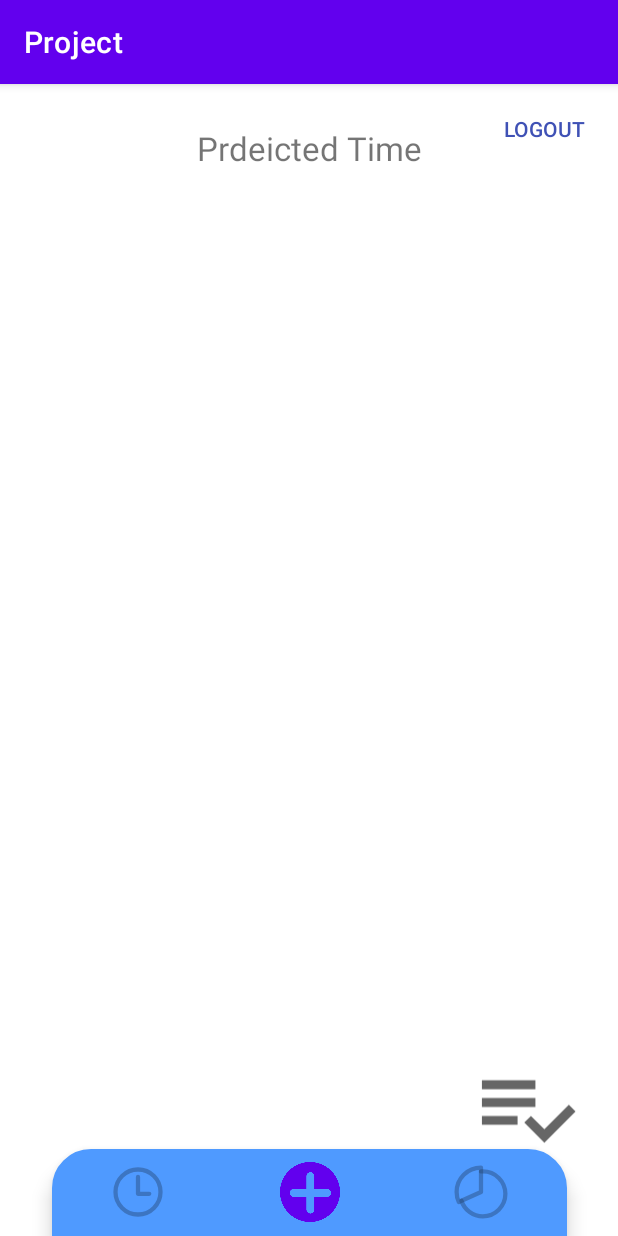
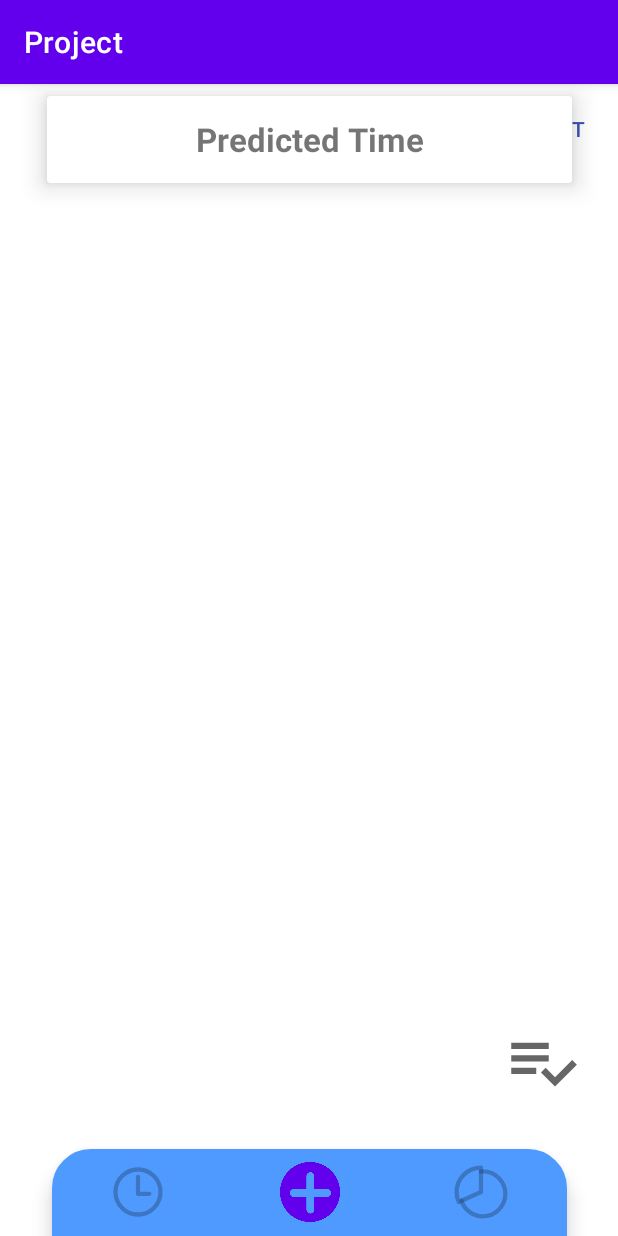
Before and after one commit to vansh482/Padh.Le, an Android app: the screen it shows after launch once a user with an empty profile is signed in (MainActivity), on a phone screen of 412 x 824 dp. Run offline under Robolectric (Android 15) with nearby library versions, the phone set to English and light mode, and no system bars; our stand-ins replace Firebase (no records; nobody signed in at launch, a user with empty details on screens opened directly), Volley; libraries missing offline, so code that uses them is left out: com.firebase.ui, it.xabaras.android; network calls fail.

Commit message:
added some animations, and rounded corners in recView

```diff
--- a/app/src/main/java/com/example/project/FirstFragment.java
+++ b/app/src/main/java/com/example/project/FirstFragment.java
@@ -7,6 +7,9 @@ import android.util.Log;
 import android.view.LayoutInflater;
 import android.view.View;
 import android.view.ViewGroup;
+import android.view.animation.AlphaAnimation;
+import android.view.animation.AnimationUtils;
+import android.view.animation.LayoutAnimationController;
 import android.widget.Button;
 import android.widget.EditText;
 import android.widget.ImageView;
@@ -104,6 +107,15 @@ public class FirstFragment extends Fragment {
         DividerItemDecoration dividerItemDecoration = new DividerItemDecoration(getActivity(), DividerItemDecoration.VERTICAL);
         recyclerView.addItemDecoration(dividerItemDecoration);
 
+        recyclerView.setAlpha(0);
+        recyclerView.setTranslationX(100);
+        recyclerView.animate().alpha(1).translationXBy(-100).setDuration(1000);
+//        AlphaAnimation anim = new AlphaAnimation(0f, 1f);
+//        anim.setDuration(2000);
+//        recyclerView.startAnimation(anim);
+//        recyclerView.setLayoutAnimation((LayoutAnimationController) AnimationUtils.loadLayoutAnimation(recyclerView.getContext(), R.anim.layout_animation_fall_down));
+//        recyclerView.getAdapter().notifyDataSetChanged();
+//        recyclerView.scheduleLayoutAnimation();
         // call sync recycle view here
 
 //        myList.add(new Task("Task 1", 1));
--- a/app/src/main/res/layout/fragment_begin.xml
+++ b/app/src/main/res/layout/fragment_begin.xml
@@ -45,6 +45,7 @@
             android:layout_marginHorizontal="20dp"
             android:background="@null"
             android:ems="10"
+            android:textStyle="italic"
             android:gravity="center"
             android:hint="Enter Session ID "
             android:inputType="textPersonName" />
@@ -77,6 +78,7 @@
             android:layout_marginTop="20dp"
             android:layout_marginBottom="40dp"
             android:text="Create a Session?"
+            android:textColor="@color/black"
             android:textAlignment="center"
             android:textSize="20sp"
             android:textStyle="bold"
--- a/app/src/main/res/layout/fragment_first.xml
+++ b/app/src/main/res/layout/fragment_first.xml
@@ -9,37 +9,53 @@
 
     <androidx.recyclerview.widget.RecyclerView
         android:id="@+id/recyclerView"
-        android:layout_width="362dp"
-        android:layout_height="552dp"
+        android:layout_width="350dp"
+        android:layout_height="500dp"
         android:layout_marginStart="16dp"
+        app:layout_constraintBottom_toBottomOf="parent"
+        app:layout_constraintEnd_toEndOf="parent"
+        app:layout_constraintHorizontal_bias="0.358"
+        app:layout_constraintStart_toStartOf="parent"
+        app:layout_constraintTop_toTopOf="parent"
+        app:layout_constraintVertical_bias="0.408" />
+
+    <ImageView
+        android:id="@+id/enter"
+        android:layout_width="50dp"
+        android:layout_height="50dp"
+        app:layout_constraintBottom_toBottomOf="parent"
+        app:layout_constraintEnd_toEndOf="parent"
+        app:layout_constraintHorizontal_bias="0.93"
+        app:layout_constraintStart_toStartOf="parent"
+        app:layout_constraintTop_toTopOf="parent"
+        app:layout_constraintVertical_bias="0.873"
+        app:srcCompat="@drawable/add_item" />
+
+    <androidx.cardview.widget.CardView
+        android:layout_width="350dp"
+        android:layout_height="58dp"
+        app:cardElevation="10dp"
         app:layout_constraintBottom_toBottomOf="parent"
         app:layout_constraintEnd_toEndOf="parent"
         app:layout_constraintStart_toStartOf="parent"
         app:layout_constraintTop_toTopOf="parent"
-        app:layout_constraintVertical_bias="0.391" />
-
-    <ImageView
-        android:id="@+id/enter"
-        android:layout_width="71dp"
-        android:layout_height="125dp"
-        app:layout_constraintBottom_toBottomOf="parent"
-        app:layout_constraintEnd_toEndOf="parent"
-        app:layout_constraintHorizontal_bias="0.925"
-        app:layout_constraintStart_toStartOf="parent"
-        app:layout_constraintTop_toTopOf="parent"
-        app:layout_constraintVertical_bias="0.964"
-        app:srcCompat="@drawable/add_item" />
+        app:layout_constraintVertical_bias="0.011">
 
         <TextView
             android:id="@+id/predictedTime"
-        android:layout_width="351dp"
-        android:layout_height="49dp"
+            android:layout_width="wrap_content"
+            android:layout_marginHorizontal="20dp"
+            android:layout_height="50dp"
+            android:layout_gravity="center"
             android:gravity="center"
-        android:text="Prdeicted Time"
+            android:text="Predicted Time"
+            android:textStyle="bold"
             android:textSize="22dp"
             app:layout_constraintBottom_toTopOf="@+id/recyclerView"
             app:layout_constraintEnd_toEndOf="parent"
             app:layout_constraintStart_toStartOf="parent"
             app:layout_constraintTop_toTopOf="parent" />
+    </androidx.cardview.widget.CardView>
+
 
 </androidx.constraintlayout.widget.ConstraintLayout>
```
Also changed, not shown: app/src/main/java/com/example/project/FragmentBegin.java (+21 -2 lines), app/src/main/res/layout/row_item.xml (+19 -9 lines). Lines whose indentation alone changed are shown as unchanged.
